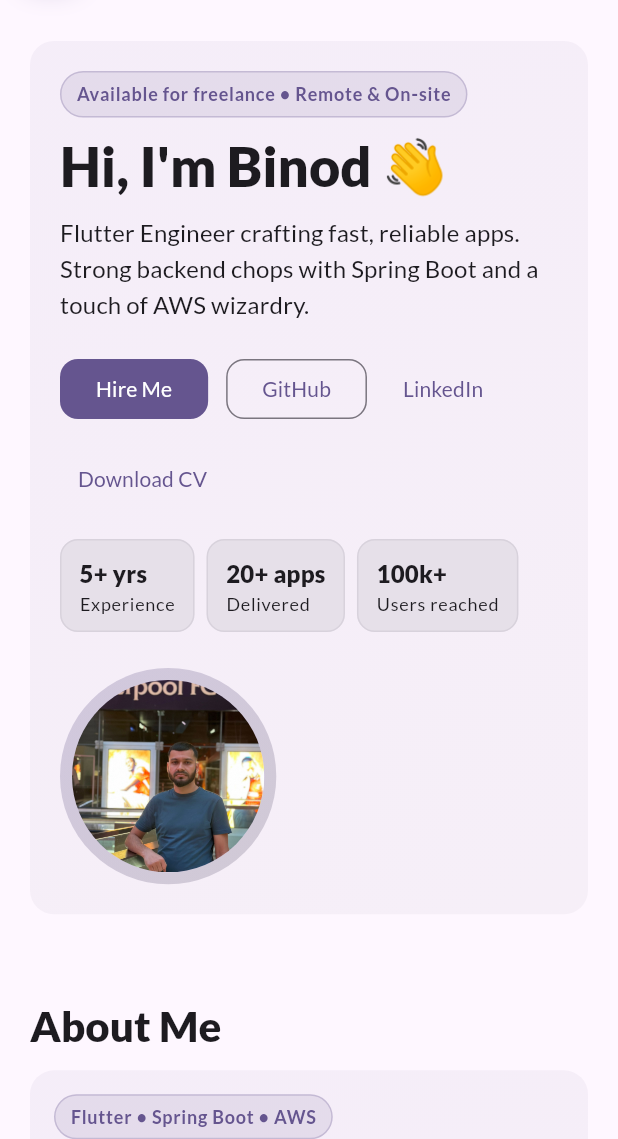
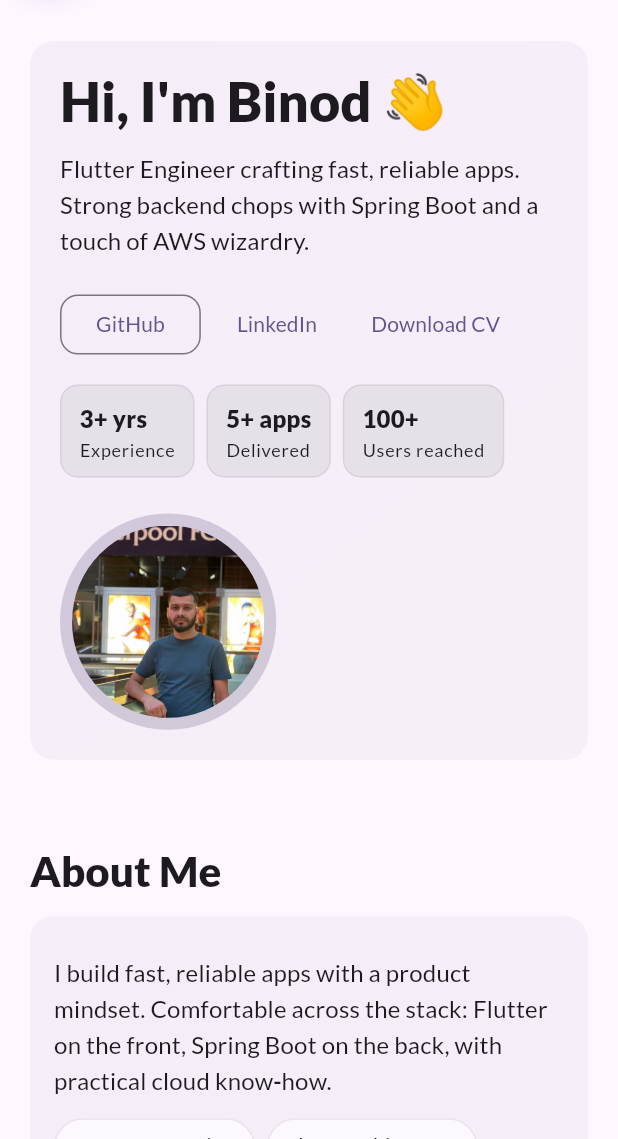
Before and after one commit to binodcoder/portfolio, a Flutter app: the screen it shows after launch, after a tap on "GitHub", on a phone screen of 412 x 824 dp, the part 97-1236 px from its top. Run offline on Flutter 3.47's test engine with Material 3 defaults, Android fonts, the light colour scheme and no system bars; our stand-ins replace flutter_riverpod, font_awesome_flutter, google_fonts, shared_preferences, transparent_image, youtube_player_flutter and 1 more.

Commit message:
some content changes

```diff
--- a/lib/features/home/data/projects.dart
+++ b/lib/features/home/data/projects.dart
@@ -7,8 +7,8 @@ const projects = <Project>[
     tech: ['Flutter', 'Spring Boot', 'JWT', 'AES-256', 'MySQL'],
     github: 'https://github.com/binodcoder',
     live: 'https://example.com/merokaam',
-    playStore:
-        'https://play.google.com/store/apps/details?id=com.example.merokaam',
+    // playStore:
+    //     'https://play.google.com/store/apps/details?id=com.example.merokaam',
   ),
   Project(
     title: 'Fitness App',
@@ -20,7 +20,13 @@ const projects = <Project>[
     title: 'Blog App',
     description:
         'A modern blog platform with markdown editor, offline caching, and dark mode. Supports draft publishing and image uploads.',
-    tech: ['Flutter', 'Riverpod', 'Firebase Auth', 'Cloud Firestore', 'Markdown'],
+    tech: [
+      'Flutter',
+      'Riverpod',
+      'Firebase Auth',
+      'Cloud Firestore',
+      'Markdown'
+    ],
     github: 'https://github.com/binodcoder',
     live: 'https://example.com/blog-app',
   ),
--- a/lib/features/home/widgets/about_section.dart
+++ b/lib/features/home/widgets/about_section.dart
@@ -1,4 +1,3 @@
-import 'package:binodfolio/core/utils/launch_utils.dart';
 import 'package:flutter/material.dart';
 
 class AboutSection extends StatelessWidget {
@@ -19,19 +18,19 @@ class AboutSection extends StatelessWidget {
             final left = Column(
               crossAxisAlignment: CrossAxisAlignment.start,
               children: [
-                Container(
-                  padding:
-                      const EdgeInsets.symmetric(horizontal: 10, vertical: 6),
-                  decoration: BoxDecoration(
-                    color: cs.primary.withValues(alpha: 0.12),
-                    border:
-                        Border.all(color: cs.primary.withValues(alpha: 0.25)),
-                    borderRadius: BorderRadius.circular(999),
-                  ),
-                  child: Text('Flutter • Spring Boot • AWS',
-                      style: t.labelMedium?.copyWith(
-                          color: cs.primary, fontWeight: FontWeight.w700)),
-                ),
+                // Container(
+                //   padding:
+                //       const EdgeInsets.symmetric(horizontal: 10, vertical: 6),
+                //   decoration: BoxDecoration(
+                //     color: cs.primary.withValues(alpha: 0.12),
+                //     border:
+                //         Border.all(color: cs.primary.withValues(alpha: 0.25)),
+                //     borderRadius: BorderRadius.circular(999),
+                //   ),
+                //   child: Text('Flutter • Spring Boot • AWS',
+                //       style: t.labelMedium?.copyWith(
+                //           color: cs.primary, fontWeight: FontWeight.w700)),
+                // ),
                 const SizedBox(height: 10),
                 Text(
                   "I build fast, reliable apps with a product mindset. Comfortable across the stack: Flutter on the front, Spring Boot on the back, with practical cloud know‑how.",
@@ -44,27 +43,10 @@ class AboutSection extends StatelessWidget {
                   children: const [
                     _Pill(text: 'Performance first'),
                     _Pill(text: 'Clean architecture'),
-                    _Pill(text: 'DX focused'),
                     _Pill(text: 'Accessibility'),
                   ],
                 ),
                 const SizedBox(height: 14),
-                Wrap(
-                  spacing: 12,
-                  runSpacing: 12,
-                  children: [
-                    FilledButton(
-                      onPressed: () => launchUrlSafe(
-                          'mailto:binodcoder@gmail.com?subject=Project inquiry'),
-                      child: const Text("Let's collaborate"),
-                    ),
-                    OutlinedButton(
-                      onPressed: () =>
-                          launchUrlSafe('https://github.com/binodcoder'),
-                      child: const Text('GitHub'),
-                    ),
-                  ],
-                ),
               ],
             );
 
@@ -101,7 +83,7 @@ class AboutSection extends StatelessWidget {
                   _AboutItem(
                       icon: Icons.work_history,
                       label: 'Experience',
-                      value: '5+ years'),
+                      value: '3+ years'),
                   _AboutItem(
                       icon: Icons.rocket_launch,
                       label: 'Focus',
--- a/lib/features/home/widgets/footer.dart
+++ b/lib/features/home/widgets/footer.dart
@@ -11,7 +11,9 @@ class Footer extends StatelessWidget {
         children: [
           const Divider(height: 1),
           const SizedBox(height: 16),
-          Text('© $year Binod Bhandari'),
+          Text(
+            '© $year Binod Bhandari. All rights reserved.',
+          ),
           const SizedBox(height: 8),
         ],
       ),
--- a/lib/features/home/widgets/hero_section.dart
+++ b/lib/features/home/widgets/hero_section.dart
@@ -39,19 +39,6 @@ class HeroSection extends StatelessWidget {
                 child: Column(
                   crossAxisAlignment: CrossAxisAlignment.start,
                   children: [
-                    Container(
-                      padding: const EdgeInsets.symmetric(
-                          horizontal: 10, vertical: 6),
-                      decoration: BoxDecoration(
-                        color: cs.primary.withValues(alpha: 0.12),
-                        border: Border.all(color: cs.primary.withValues(alpha: 0.25)),
-                        borderRadius: BorderRadius.circular(999),
-                      ),
-                      child: Text('Available for freelance • Remote & On‑site',
-                          style: textTheme.labelMedium?.copyWith(
-                              color: cs.primary, fontWeight: FontWeight.w700)),
-                    ),
-                    const SizedBox(height: 12),
                     Text("Hi, I'm Binod 👋",
                         style: textTheme.displaySmall?.copyWith(
                             fontWeight: FontWeight.w800, height: 1.1)),
@@ -65,11 +52,6 @@ class HeroSection extends StatelessWidget {
                       spacing: 12,
                       runSpacing: 12,
                       children: [
-                        FilledButton(
-                          onPressed: () => launchUrlSafe(
-                              'mailto:binodbhandari@gmail.com?subject=Let\'s build something great'),
-                          child: const Text('Hire Me'),
-                        ),
                         OutlinedButton(
                           onPressed: () =>
                               launchUrlSafe('https://github.com/binodcoder'),
@@ -92,9 +74,9 @@ class HeroSection extends StatelessWidget {
                       spacing: 8,
                       runSpacing: 8,
                       children: const [
-                        _StatChip(label: '5+ yrs', sub: 'Experience'),
-                        _StatChip(label: '20+ apps', sub: 'Delivered'),
-                        _StatChip(label: '100k+', sub: 'Users reached'),
+                        _StatChip(label: '3+ yrs', sub: 'Experience'),
+                        _StatChip(label: '5+ apps', sub: 'Delivered'),
+                        _StatChip(label: '100+', sub: 'Users reached'),
                       ],
                     ),
                   ],
--- a/lib/features/home/widgets/projects_section.dart
+++ b/lib/features/home/widgets/projects_section.dart
@@ -47,7 +47,7 @@ class ProjectsSection extends StatelessWidget {
                           ),
                         ),
                         child: SizedBox(
-                          height: 280,
+                          height: 320,
                           child: ProjectCard(p: e.value),
                         ),
                       ),
```
Also changed, not shown: lib/features/home/home_page.dart (+7 -3 lines).
